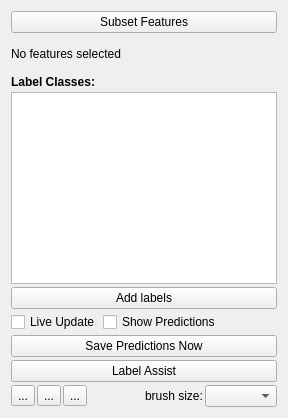
Above: ilastik/applets/objectClassification/labelingDrawer.ui from ilastik/ilastik before the change. Below: the same form after it.
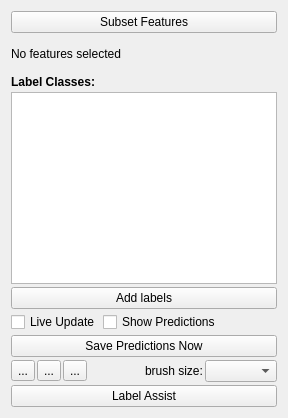
That is the form after the change. Custom widgets are drawn as their Qt base class.

Commit message: ObjectClassificationLabelAssist: Now computing objects in separate thread and showing progress-bar

```diff
--- a/ilastik/applets/objectClassification/labelingDrawer.ui
+++ b/ilastik/applets/objectClassification/labelingDrawer.ui
@@ -128,13 +128,6 @@
        </property>
       </widget>
      </item>
-     <item>
-      <widget class="QPushButton" name="labelAssistButton">
-       <property name="text">
-        <string>Label Assist</string>
-       </property>
-      </widget>
-     </item>
      <item>
       <layout class="QHBoxLayout" name="horizontalLayout" stretch="0,0,1,0,0,0">
        <property name="spacing">
@@ -202,6 +195,13 @@
        </item>
       </layout>
      </item>
+     <item>
+      <widget class="QPushButton" name="labelAssistButton">
+       <property name="text">
+        <string>Label Assist</string>
+       </property>
+      </widget>
+     </item>
     </layout>
    </item>
   </layout>
```
The commit also changes 1 other file.
